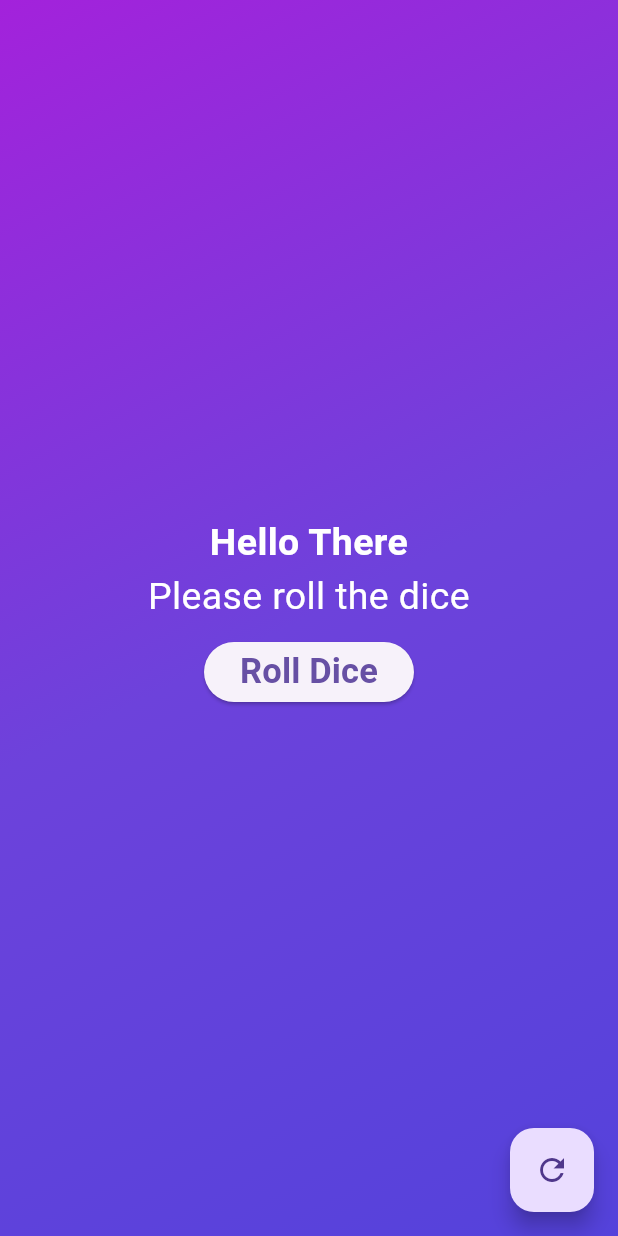
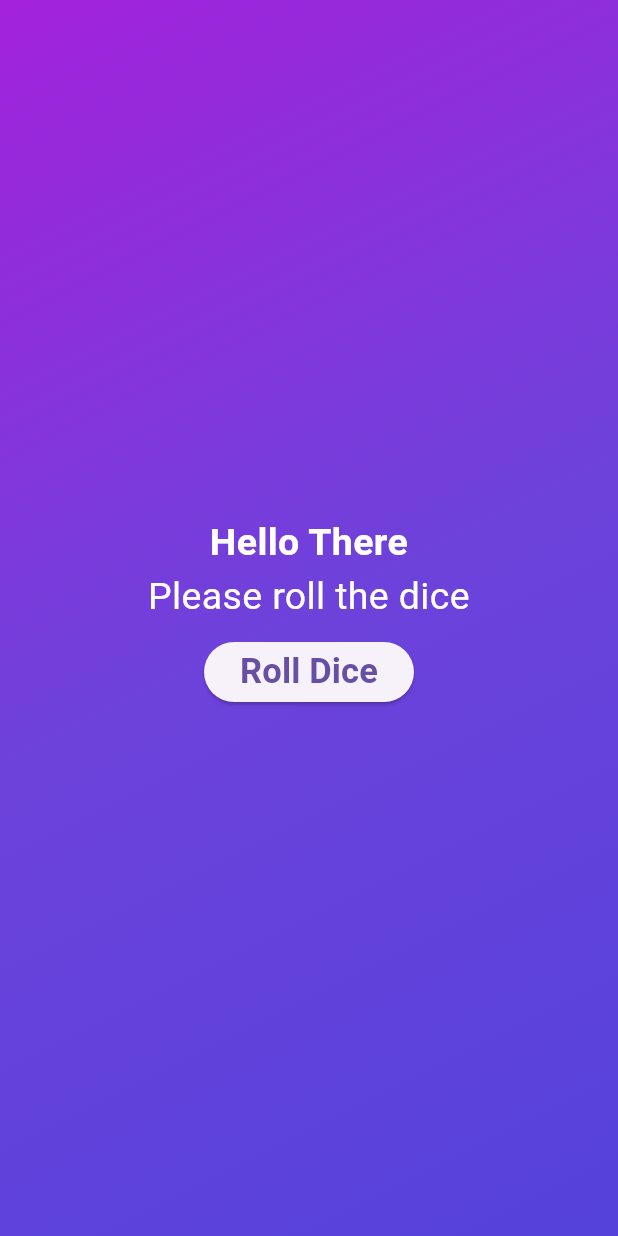
Before and after one commit to MohamedAshrafz/roll_dice, a Flutter app: the screen it shows after launch, on a phone screen of 412 x 824 dp. Run offline on Flutter 3.47's test engine with Material 2 defaults, Android fonts, the phone set to English and light mode, and no system bars.

```diff
--- a/lib/home_page.dart
+++ b/lib/home_page.dart
@@ -98,11 +98,13 @@ class _HomePageState extends State<HomeScreenWidget> {
           ],
         ),
       ),
-      floatingActionButton: FloatingActionButton(
-        tooltip: "Reset the app",
-        onPressed: _resetApp,
-        child: const Icon(Icons.refresh),
-      ),
+      floatingActionButton: diceIsAlreadyRolled
+          ? FloatingActionButton(
+              tooltip: "Reset the app",
+              onPressed: _resetApp,
+              child: const Icon(Icons.refresh),
+            )
+          : null,
     );
   }
 }
```
